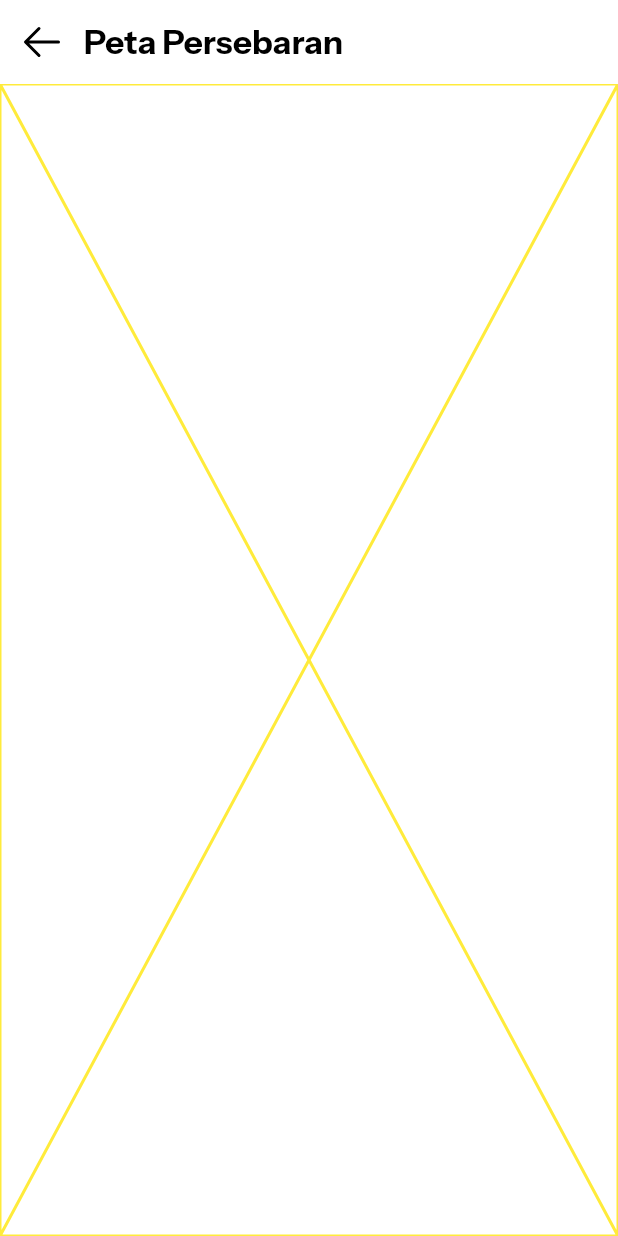
After one commit to Hanhan-23/Balap-inV2Mobile, a Flutter app: the PetaPersebaran screen opened directly, on a phone screen of 412 x 824 dp. The commit adds this screen. Run offline on Flutter 3.47's test engine with Material 3 defaults, Android fonts, the phone set to English and light mode, and no system bars; our stand-ins replace awesome_bottom_bar, draggable_home, flutter_svg; project files that could hold a hidden picture were left out.

Commit message:
update halaman peta persebaran

```diff
--- /dev/null
+++ b/frontend/lib/pages/petapersebaran.dart
@@ -0,0 +1,51 @@
+import 'package:flutter/material.dart';
+import 'package:flutter_svg/flutter_svg.dart';
+import 'package:frontend/widgets/navigations/botnav.dart';
+
+class PetaPersebaran extends StatelessWidget {
+  const PetaPersebaran({super.key});
+
+  @override
+  Widget build(BuildContext context) {
+    return Scaffold(
+      appBar: AppBar(
+        centerTitle: true,
+        titleSpacing: 0,
+        leading: IconButton(
+          onPressed: () {
+            Navigator.pushReplacement(
+              context,
+              MaterialPageRoute(builder: (context) => BottomNavigation()),
+            );
+          },
+          icon: SvgPicture.asset(
+            'assets/icons/buatlaporan/arrowleft.svg',
+            width: 32,
+            height: 32,
+          ),
+        ),
+        title: SizedBox(
+          width: MediaQuery.of(context).size.width * 0.8,
+          child: Row(
+            mainAxisAlignment: MainAxisAlignment.spaceBetween,
+            children: [
+              const Text(
+                'Peta Persebaran',
+                style: TextStyle(
+                  fontFamily: 'instrument-Sans',
+                  color: Colors.black,
+                  fontWeight: FontWeight.w700,
+                ),
+              ),
+            ],
+          ),
+        ),
+        backgroundColor: Colors.white,
+      ),
+
+      body: Placeholder(
+        color: Colors.yellow,
+      ),
+    );
+  }
+}
```
Also changed, not shown: frontend/lib/widgets/berandawidgets/mapberanda.dart (+11 -13 lines).
